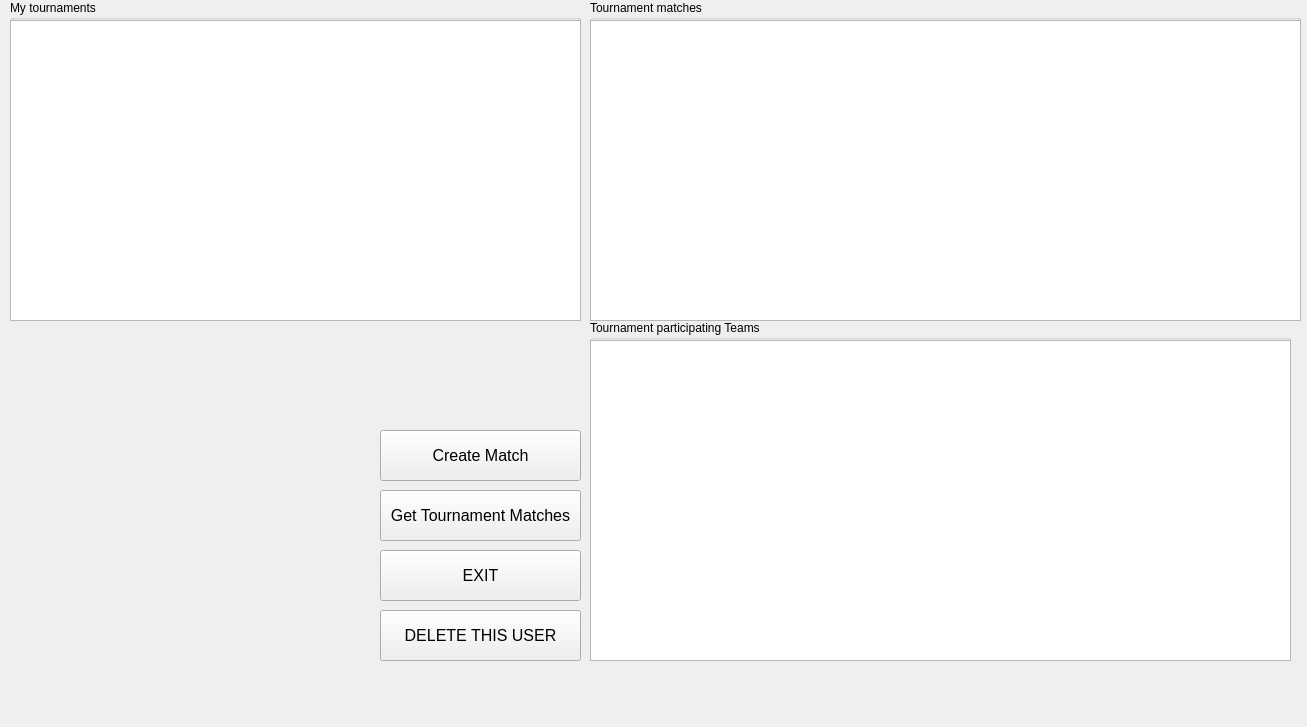
The window that DataBaseCybersport/TournamentWindow.ui (Inlucker/DataBaseCybersport) describes before a commit, drawn with Qt 5.
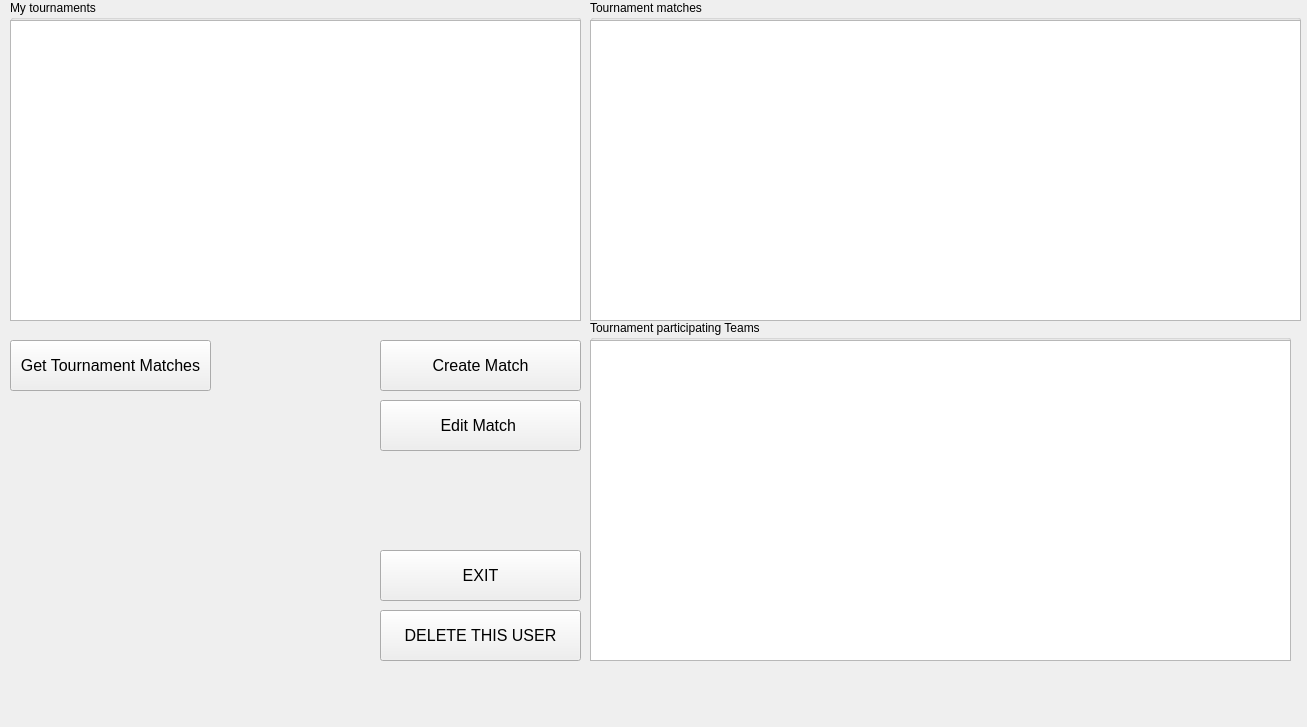
The same window after the commit.

What changed in the file:
```diff
--- a/DataBaseCybersport/TournamentWindow.ui
+++ b/DataBaseCybersport/TournamentWindow.ui
@@ -98,8 +98,8 @@
   <widget class="QPushButton" name="get_mathces_btn">
    <property name="geometry">
     <rect>
-     <x>380</x>
-     <y>490</y>
+     <x>10</x>
+     <y>340</y>
      <width>201</width>
      <height>51</height>
     </rect>
@@ -140,7 +140,7 @@
    <property name="geometry">
     <rect>
      <x>380</x>
-     <y>430</y>
+     <y>340</y>
      <width>201</width>
      <height>51</height>
     </rect>
@@ -154,6 +154,24 @@
     <string>Create Match</string>
    </property>
   </widget>
+  <widget class="QPushButton" name="edit_match_btn">
+   <property name="geometry">
+    <rect>
+     <x>380</x>
+     <y>400</y>
+     <width>201</width>
+     <height>51</height>
+    </rect>
+   </property>
+   <property name="font">
+    <font>
+     <pointsize>12</pointsize>
+    </font>
+   </property>
+   <property name="text">
+    <string>Edit Match </string>
+   </property>
+  </widget>
  </widget>
  <resources/>
  <connections/>
```
